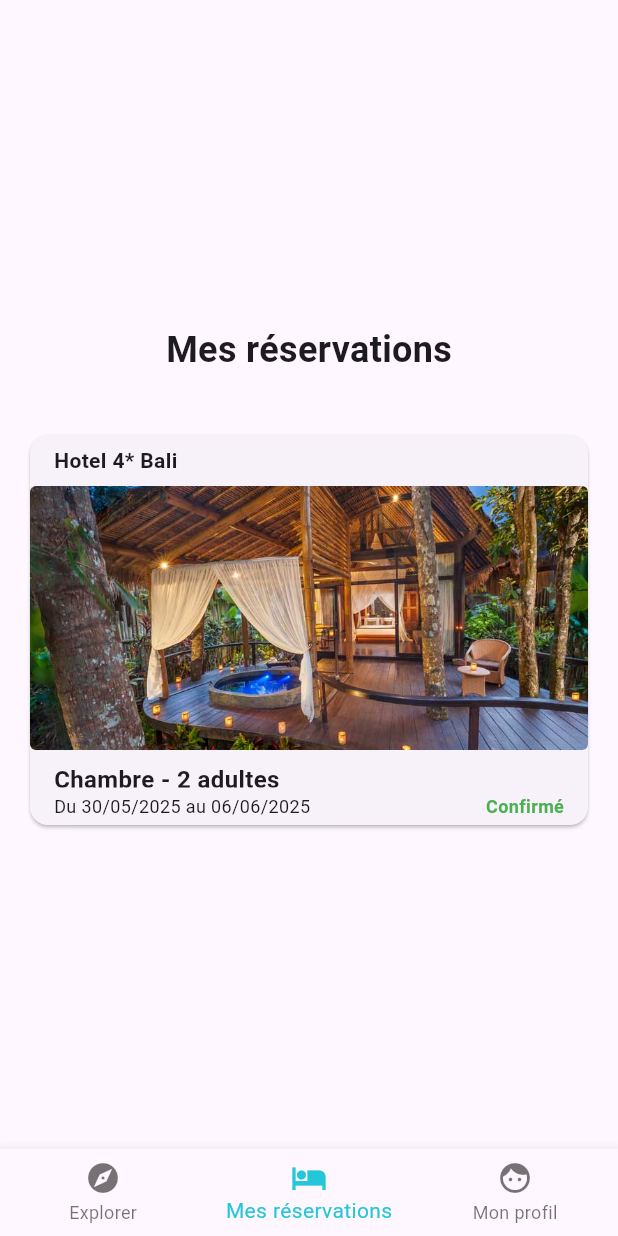
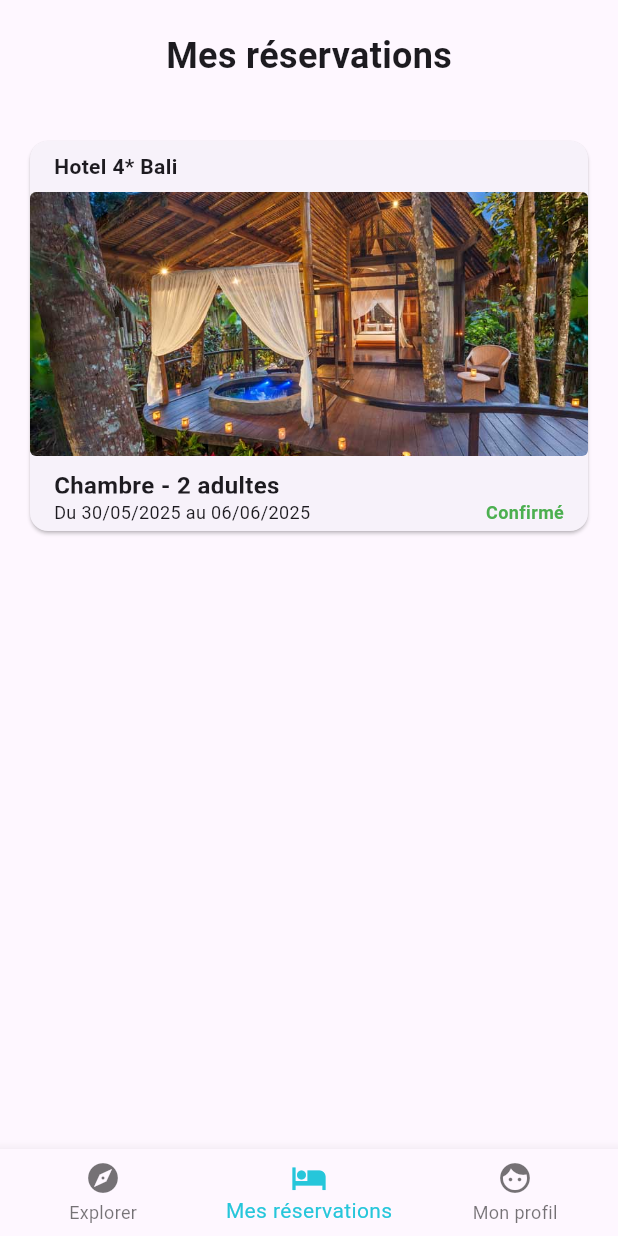
Before and after one commit to Thekorzeremi/Hoo, a Flutter app: the screen it shows after launch, item 2 of the bottom bar chosen, on a phone screen of 412 x 824 dp. Run offline on Flutter 3.47's test engine with Material 3 defaults, Android fonts, the light colour scheme and no system bars.

Commit message:
fix: center

```diff
--- a/lib/main.dart
+++ b/lib/main.dart
@@ -59,7 +59,7 @@ class _NavigationBarState extends State<NavigationBar> {
   @override
   Widget build(BuildContext context) {
     return Scaffold(
-      body: Center(child: _widgetOptions.elementAt(_selectedIndex)),
+      body: _widgetOptions.elementAt(_selectedIndex),
       bottomNavigationBar: BottomNavigationBar(
         items: const <BottomNavigationBarItem>[
           BottomNavigationBarItem(icon: Icon(Icons.explore), label: 'Explorer'),
```
